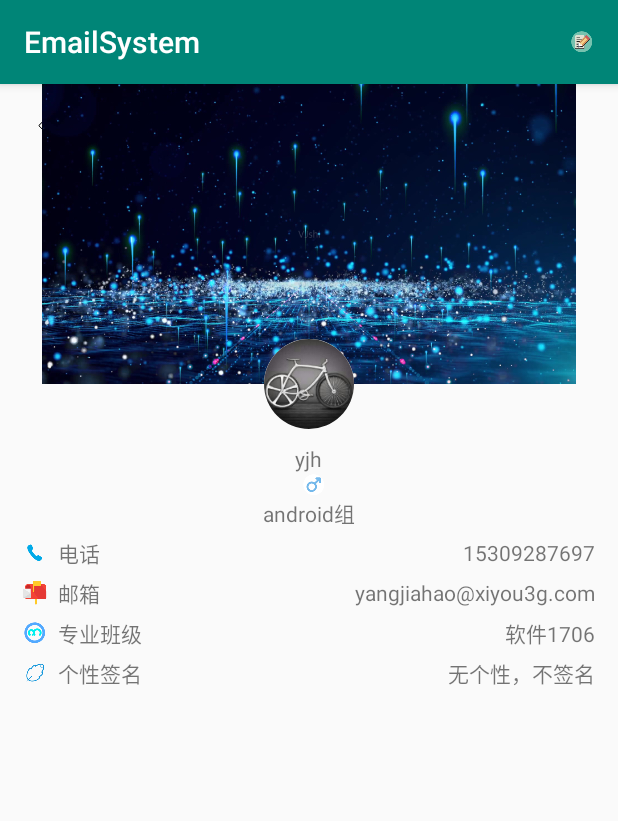
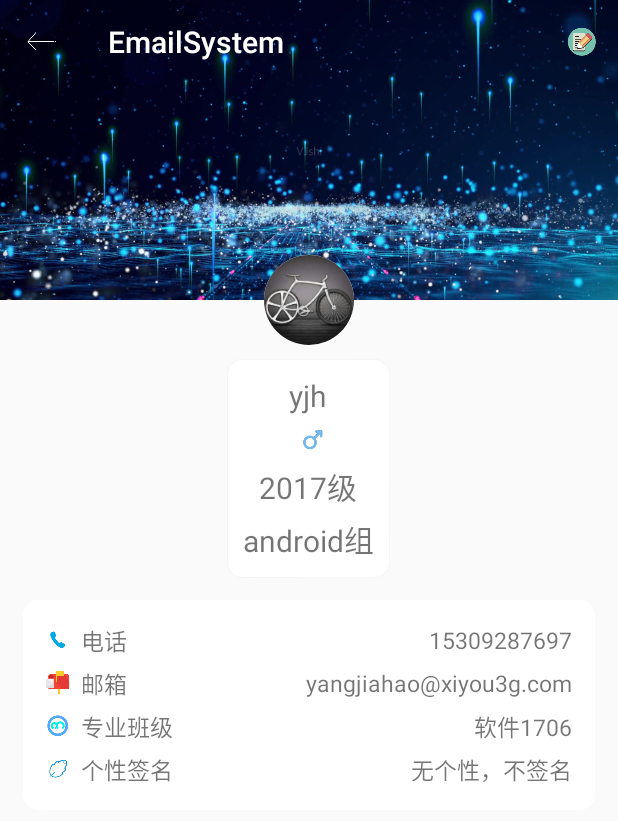
Before and after one commit to xvvx-Rainbowcat/EmailSystem, an Android app: the UserDetilActivity screen opened directly, with no data from a screen before it, on a phone screen of 412 x 824 dp. Shown: the top 821 px of the screen. Run offline under Robolectric (Android 15) with nearby library versions, the phone set to English and light mode, and no system bars; our stand-ins replace CircleImageView; pictures from the network do not load.

Commit message:
个人信息界面修改

```diff
--- /dev/null
+++ b/app/src/main/java/com/example/pc_96/emailsystem/data/UserBean.java
@@ -0,0 +1,56 @@
+package com.example.pc_96.emailsystem.data;
+
+public class UserBean {
+    private String mName;
+    private String mAvaterUrl;
+    private String mGrade;
+    private String mGroup;
+    private String mTelephone;
+    private String mEmail;
+    private String mSpecialtyClass;
+    private String mSignature;
+
+    public UserBean(String name, String avaterUrl, String grade, String group,
+                    String telephone, String email, String specialtyClass, String signature) {
+        mName = name;
+        mAvaterUrl = avaterUrl;
+        mGrade = grade;
+        mGroup = group;
+        mTelephone = telephone;
+        mEmail = email;
+        mSpecialtyClass = specialtyClass;
+        mSignature = signature;
+    }
+
+    public String getName() {
+        return mName;
+    }
+
+    public String getAvaterUrl() {
+        return mAvaterUrl;
+    }
+
+    public String getGrade() {
+        return mGrade;
+    }
+
+    public String getGroup() {
+        return mGroup;
+    }
+
+    public String getTelephone() {
+        return mTelephone;
+    }
+
+    public String getEmail() {
+        return mEmail;
+    }
+
+    public String getSignature() {
+        return mSignature;
+    }
+
+    public String getSpecialtyClass() {
+        return mSpecialtyClass;
+    }
+}
--- /dev/null
+++ b/app/src/main/java/com/example/pc_96/emailsystem/presenter/UserDetilPresenter.java
@@ -0,0 +1,16 @@
+package com.example.pc_96.emailsystem.presenter;
+
+import com.example.pc_96.emailsystem.presenter.constract.UserDetilConstract;
+
+public class UserDetilPresenter implements UserDetilConstract.Presenter {
+    private UserDetilConstract.View mView;
+
+    public UserDetilPresenter(UserDetilConstract.View view) {
+        mView = view;
+    }
+
+    @Override
+    public void getMessage() {
+
+    }
+}
--- a/app/src/main/java/com/example/pc_96/emailsystem/presenter/WeeklyItemPresenter.java
+++ b/app/src/main/java/com/example/pc_96/emailsystem/presenter/WeeklyItemPresenter.java
@@ -41,6 +41,7 @@ public class WeeklyItemPresenter implements WeeklyConstract.Presenter{  //修改
     }
 
 
+    @Override
     public void getServerResponse() {   //网络请求多线程,之后如果有需要可以改成rxJava
         new Thread(new Runnable() {
             @Override
--- /dev/null
+++ b/app/src/main/java/com/example/pc_96/emailsystem/presenter/constract/UserDetilConstract.java
@@ -0,0 +1,11 @@
+package com.example.pc_96.emailsystem.presenter.constract;
+
+public interface UserDetilConstract {
+    interface View {
+        void showMessage();
+    }
+
+    interface Presenter {
+        void getMessage();
+    }
+}
--- a/app/src/main/java/com/example/pc_96/emailsystem/ui/UserDetilActivity.java
+++ b/app/src/main/java/com/example/pc_96/emailsystem/ui/UserDetilActivity.java
@@ -3,18 +3,28 @@ package com.example.pc_96.emailsystem.ui;
 import android.support.v7.app.ActionBar;
 import android.support.v7.app.AppCompatActivity;
 import android.os.Bundle;
+import android.support.v7.widget.Toolbar;
 import android.view.Menu;
 import android.view.MenuInflater;
+import android.widget.ImageView;
 
+import com.bumptech.glide.Glide;
+import com.bumptech.glide.request.RequestOptions;
 import com.example.pc_96.emailsystem.R;
+import com.example.pc_96.emailsystem.presenter.constract.UserDetilConstract;
 
-public class UserDetilActivity extends AppCompatActivity {
+public class UserDetilActivity extends AppCompatActivity
+        implements UserDetilConstract.View {
 
     @Override
     protected void onCreate(Bundle savedInstanceState) {
         super.onCreate(savedInstanceState);
         setContentView(R.layout.activity_user_detil);
-        setSupportActionBar(findViewById(R.id.toolbar));
+        Toolbar toolbar = findViewById(R.id.user_detil_toolbar);
+        setSupportActionBar(toolbar);
+        ImageView imageView = findViewById(R.id.background);
+        RequestOptions options = new RequestOptions().centerCrop();
+        Glide.with(this).load(R.mipmap.background).apply(options).into(imageView);
     }
 
     @Override
@@ -23,4 +33,9 @@ public class UserDetilActivity extends AppCompatActivity {
         inflater.inflate(R.menu.user_detil_menu, menu);
         return true;
     }
+
+    @Override
+    public void showMessage() {
+
+    }
 }
--- a/app/src/main/java/com/example/pc_96/emailsystem/ui/WeeklyActivity.java
+++ b/app/src/main/java/com/example/pc_96/emailsystem/ui/WeeklyActivity.java
@@ -1,5 +1,6 @@
 package com.example.pc_96.emailsystem.ui;
 
+import android.content.Intent;
 import android.os.Bundle;
 import android.support.annotation.NonNull;
 import android.support.design.widget.NavigationView;
@@ -12,6 +13,7 @@ import android.support.v7.app.ActionBarDrawerToggle;
 import android.support.v7.app.AppCompatActivity;
 import android.support.v7.widget.Toolbar;
 import android.view.MenuItem;
+import android.view.View;
 
 import com.example.pc_96.emailsystem.R;
 import com.example.pc_96.emailsystem.adapter.WeeklyPagerAdapter;
--- a/app/src/main/res/drawable/aver_shape.xml
+++ b/app/src/main/res/drawable/aver_shape.xml
@@ -1,7 +1,9 @@
 <?xml version="1.0" encoding="utf-8"?>
 <shape xmlns:android="http://schemas.android.com/apk/res/android"
     android:shape="oval">
-    <stroke
-        android:width="10dp"
-        android:color="@android:color/white" />
+
+    <size
+        android:width="64dp"
+        android:height="64dp" />
+    <solid android:color="@android:color/white" />
 </shape>
--- a/app/src/main/res/layout/activity_user_detil.xml
+++ b/app/src/main/res/layout/activity_user_detil.xml
@@ -2,22 +2,13 @@
 <RelativeLayout xmlns:android="http://schemas.android.com/apk/res/android"
     xmlns:app="http://schemas.android.com/apk/res-auto"
     xmlns:tools="http://schemas.android.com/tools"
-    style="@style/AppTheme.NoActionBar"
     android:layout_width="match_parent"
-    android:layout_height="match_parent"
-    android:orientation="vertical"
-    tools:context=".ui.UserDetilActivity">
-
-    <android.support.v7.widget.Toolbar
-        android:id="@+id/toolbar"
-        android:layout_width="match_parent"
-        android:layout_height="?attr/actionBarSize"
-        app:title=""
-        app:navigationIcon="@mipmap/back" />
+    android:layout_height="match_parent">
 
     <LinearLayout
         android:layout_width="match_parent"
         android:layout_height="match_parent"
+        android:fitsSystemWindows="true"
         android:orientation="vertical">
 
         <RelativeLayout
@@ -25,11 +16,13 @@
             android:layout_height="wrap_content">
 
             <ImageView
+                android:id="@+id/background"
                 android:layout_width="match_parent"
                 android:layout_height="200dp"
                 android:src="@mipmap/background" />
 
             <de.hdodenhof.circleimageview.CircleImageView
+                android:id="@+id/avater"
                 android:layout_width="60dp"
                 android:layout_height="60dp"
                 android:layout_centerHorizontal="true"
@@ -38,43 +31,72 @@
                 android:src="@mipmap/aver" />
         </RelativeLayout>
 
-        <LinearLayout
+        <android.support.v7.widget.CardView
             android:layout_width="wrap_content"
             android:layout_height="wrap_content"
             android:layout_gravity="center"
             android:layout_marginTop="10dp"
-            android:orientation="vertical">
+            app:cardCornerRadius="10dp">
+
+            <LinearLayout
+                android:layout_width="wrap_content"
+                android:layout_height="wrap_content"
+                android:orientation="vertical"
+                android:padding="10dp">
 
                 <TextView
                     android:id="@+id/user_name"
                     android:layout_width="wrap_content"
                     android:layout_height="wrap_content"
                     android:layout_gravity="center"
-                android:text="yjh" />
+                    android:text="yjh"
+                    android:textSize="20sp" />
 
                 <ImageView
+                    android:id="@+id/sex"
                     android:layout_width="wrap_content"
                     android:layout_height="wrap_content"
                     android:layout_gravity="center"
-                android:layout_marginLeft="3dp"
-                android:layout_toEndOf="@id/user_name"
-                android:src="@mipmap/sexM" />
+                    android:layout_marginStart="3dp"
+                    android:layout_marginTop="5dp"
+                    android:src="@mipmap/sex_m" />
+
+                <TextView
+                    android:id="@+id/grade"
+                    android:layout_width="wrap_content"
+                    android:layout_height="wrap_content"
+                    android:layout_gravity="center"
+                    android:layout_marginTop="5dp"
+                    android:text="2017级"
+                    android:textSize="20sp" />
 
                 <TextView
                     android:id="@+id/group"
                     android:layout_width="wrap_content"
                     android:layout_height="wrap_content"
-                android:layout_below="@id/user_name"
                     android:layout_gravity="center"
-                android:text="android组" />
+                    android:layout_marginTop="5dp"
+                    android:text="android组"
+                    android:textSize="20sp" />
             </LinearLayout>
+        </android.support.v7.widget.CardView>
+
+
+        <android.support.v7.widget.CardView
+            android:layout_width="match_parent"
+            android:layout_height="wrap_content"
+            android:layout_margin="15dp"
+            app:cardCornerRadius="10dp">
+
+            <LinearLayout
+                android:layout_width="match_parent"
+                android:layout_height="wrap_content"
+                android:orientation="vertical"
+                android:padding="15dp">
 
                 <RelativeLayout
                     android:layout_width="match_parent"
-            android:layout_height="wrap_content"
-            android:layout_marginLeft="15dp"
-            android:layout_marginTop="5dp"
-            android:layout_marginRight="15dp">
+                    android:layout_height="wrap_content">
 
                     <ImageView
                         android:id="@+id/iv_1"
@@ -90,7 +112,8 @@
                         android:layout_gravity="center"
                         android:layout_marginStart="7dp"
                         android:layout_toEndOf="@id/iv_1"
-                android:text="电话" />
+                        android:text="电话"
+                        android:textSize="15sp" />
 
                     <TextView
                         android:id="@+id/telephone"
@@ -98,15 +121,14 @@
                         android:layout_height="wrap_content"
                         android:layout_alignParentEnd="true"
                         android:layout_centerVertical="true"
-                android:text="15309287697" />
+                        android:text="15309287697"
+                        android:textSize="15sp" />
                 </RelativeLayout>
 
                 <RelativeLayout
                     android:layout_width="match_parent"
                     android:layout_height="wrap_content"
-            android:layout_marginLeft="15dp"
-            android:layout_marginTop="5dp"
-            android:layout_marginRight="15dp">
+                    android:layout_marginTop="5dp">
 
                     <ImageView
                         android:id="@+id/iv_2"
@@ -121,7 +143,8 @@
                         android:layout_centerVertical="true"
                         android:layout_marginStart="7dp"
                         android:layout_toEndOf="@id/iv_2"
-                android:text="邮箱" />
+                        android:text="邮箱"
+                        android:textSize="15sp" />
 
                     <TextView
                         android:id="@+id/email"
@@ -129,15 +152,14 @@
                         android:layout_height="wrap_content"
                         android:layout_alignParentEnd="true"
                         android:layout_centerVertical="true"
-                android:text="yangjiahao@xiyou3g.com" />
+                        android:text="yangjiahao@xiyou3g.com"
+                        android:textSize="15sp" />
                 </RelativeLayout>
 
                 <RelativeLayout
                     android:layout_width="match_parent"
                     android:layout_height="wrap_content"
-            android:layout_marginLeft="15dp"
-            android:layout_marginTop="5dp"
-            android:layout_marginRight="15dp">
+                    android:layout_marginTop="5dp">
 
                     <ImageView
                         android:id="@+id/iv_3"
@@ -154,7 +176,8 @@
                         android:layout_gravity="center"
                         android:layout_marginStart="7dp"
                         android:layout_toEndOf="@id/iv_3"
-                android:text="专业班级" />
+                        android:text="专业班级"
+                        android:textSize="15sp" />
 
                     <TextView
                         android:id="@+id/specialty_class"
@@ -163,15 +186,14 @@
                         android:layout_alignParentEnd="true"
                         android:layout_centerVertical="true"
                         android:layout_gravity="bottom"
-                android:text="软件1706" />
+                        android:text="软件1706"
+                        android:textSize="15sp" />
                 </RelativeLayout>
 
                 <RelativeLayout
                     android:layout_width="match_parent"
                     android:layout_height="wrap_content"
-            android:layout_marginLeft="15dp"
-            android:layout_marginTop="5dp"
-            android:layout_marginRight="15dp">
+                    android:layout_marginTop="5dp">
 
                     <ImageView
                         android:id="@+id/iv_4"
@@ -188,7 +210,8 @@
                         android:layout_gravity="center"
                         android:layout_marginStart="7dp"
                         android:layout_toEndOf="@id/iv_4"
-                android:text="个性签名" />
+                        android:text="个性签名"
+                        android:textSize="15sp" />
 
                     <TextView
                         android:id="@+id/signature"
@@ -197,8 +220,21 @@
                         android:layout_alignParentEnd="true"
                         android:layout_centerVertical="true"
                         android:layout_gravity="bottom"
-                android:text="无个性，不签名" />
+                        android:text="无个性，不签名"
+                        android:textSize="15sp" />
                 </RelativeLayout>
             </LinearLayout>
+        </android.support.v7.widget.CardView>
+
+    </LinearLayout>
+
+    <android.support.v7.widget.Toolbar
+        android:id="@+id/user_detil_toolbar"
+        android:layout_width="match_parent"
+        android:layout_height="?attr/actionBarSize"
+        android:background="@android:color/transparent"
+        android:theme="@style/TransperantToolbar"
+        app:navigationIcon="@mipmap/back"
+        app:popupTheme="@style/AppTheme.PopupOverlay" />
 
 </RelativeLayout>
--- a/app/src/main/res/layout/nav_header_weekly.xml
+++ b/app/src/main/res/layout/nav_header_weekly.xml
@@ -13,7 +13,8 @@
     android:theme="@style/ThemeOverlay.AppCompat.Dark">
 
     <ImageView
-        android:id="@+id/imageView"
+        android:id="@+id/iv_aver"
+        android:clickable="true"
         android:layout_width="wrap_content"
         android:layout_height="wrap_content"
         android:contentDescription="@string/nav_header_desc"
--- a/app/src/main/res/values/styles.xml
+++ b/app/src/main/res/values/styles.xml
@@ -1,7 +1,7 @@
 <resources>
 
     <!-- Base application theme. -->
-    <style name="AppTheme" parent="Theme.AppCompat.Light.DarkActionBar">
+    <style name="AppTheme" parent="Theme.AppCompat.Light.NoActionBar">
         <!-- Customize your theme here. -->
         <item name="colorPrimary">@color/colorPrimary</item>
         <item name="colorPrimaryDark">@color/colorPrimaryDark</item>
@@ -13,6 +13,11 @@
         <item name="windowNoTitle">true</item>
     </style>
 
+    <style name="TransperantToolbar" parent="@style/ThemeOverlay.AppCompat.Dark.ActionBar">
+        <item name="android:windowActionBarOverlay">true</item>
+        <item name="windowActionBarOverlay">true</item>
+    </style>
+
     <style name="AppTheme.AppBarOverlay" parent="ThemeOverlay.AppCompat.Dark.ActionBar" />
 
     <style name="AppTheme.PopupOverlay" parent="ThemeOverlay.AppCompat.Light" />
```
Also changed, not shown: app/src/main/res/mipmap-xxhdpi/back.png, app/src/main/res/mipmap-xxhdpi/edit.png, app/src/main/res/mipmap-xxhdpi/sexM.png (deleted), app/src/main/res/mipmap-xxhdpi/sexW.png (deleted), app/src/main/res/mipmap-xxhdpi/sex_m.png (added), app/src/main/res/mipmap-xxhdpi/sex_w.png (added). Lines whose indentation alone changed are shown as unchanged.
